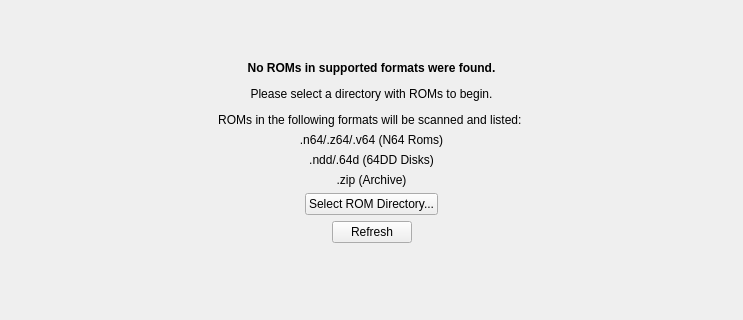
First picture: the form in Source/RMG/UserInterface/Widget/RomBrowserEmptyWidget.ui, repository Rosalie241/RMG, before the edit; both pictures show x 0 to 743 and y 129 to 449 of the 743 by 562 pixel window.
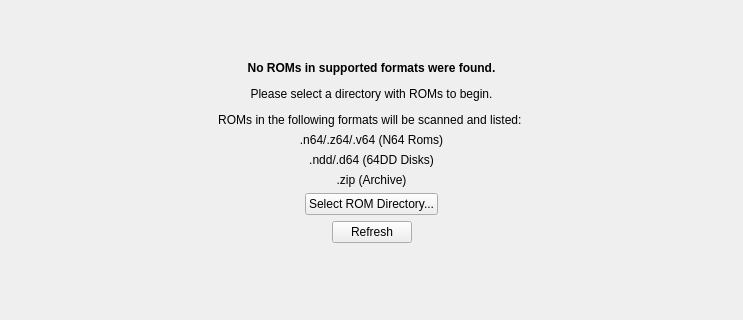
Second picture: the form after the edit.

Commit message: RMG: correct 64DD disk file extension in RomBrowserEmptyWidget

```diff
--- a/Source/RMG/UserInterface/Widget/RomBrowserEmptyWidget.ui
+++ b/Source/RMG/UserInterface/Widget/RomBrowserEmptyWidget.ui
@@ -56,7 +56,7 @@
    <item>
     <widget class="QLabel" name="label_4">
      <property name="text">
-      <string>.ndd/.64d (64DD Disks)</string>
+      <string>.ndd/.d64 (64DD Disks)</string>
      </property>
      <property name="alignment">
       <set>Qt::AlignCenter</set>
```
